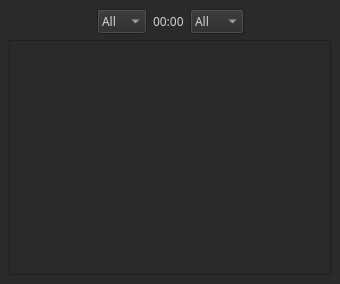
First picture: the form in dialog.ui, repository mbridak/potato, before the edit.
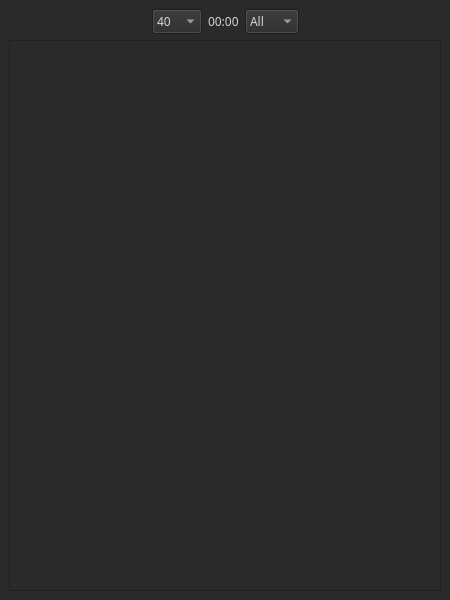
Second picture: the form after the edit.

Commit message: Made width/height bigger and made 40m default

What changed in the file:
```diff
--- a/dialog.ui
+++ b/dialog.ui
@@ -6,8 +6,8 @@
    <rect>
     <x>0</x>
     <y>0</y>
-    <width>340</width>
-    <height>284</height>
+    <width>450</width>
+    <height>600</height>
    </rect>
   </property>
   <property name="sizePolicy">
@@ -56,7 +56,7 @@
           </property>
           <item>
            <property name="text">
-            <string>All</string>
+            <string>40</string>
            </property>
           </item>
           <item>
```
Left out of the diff: 2 changed lines with no effect on the pictures.
